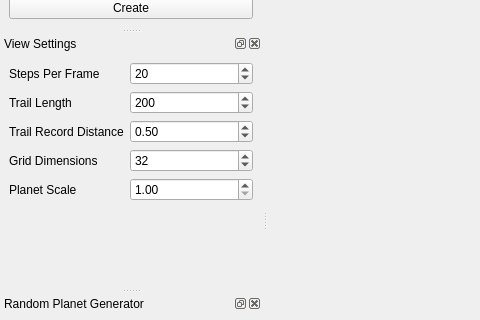
Above: qt/forms/mainwindow.ui from chipgw/planets-3d before the change; both pictures show x 0 to 480 and y 186 to 506 of the 1200 by 956 pixel window. Below: the same form after it.
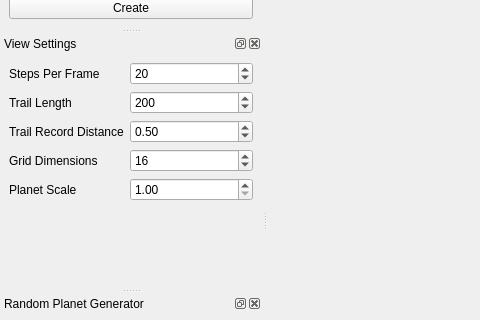
That is the form after the change. Icons and pictures are not drawn. Custom widgets are drawn as their Qt base class.

Commit message: Qt: Tweak grid range control to match last commit.

Patch:
```diff
--- a/qt/forms/mainwindow.ui
+++ b/qt/forms/mainwindow.ui
@@ -427,13 +427,13 @@
         <number>4</number>
        </property>
        <property name="maximum">
-        <number>200</number>
+        <number>64</number>
        </property>
        <property name="singleStep">
         <number>4</number>
        </property>
        <property name="value">
-        <number>32</number>
+        <number>16</number>
        </property>
       </widget>
      </item>
```
Left out of the diff: 2 changed lines with no effect on the pictures.
